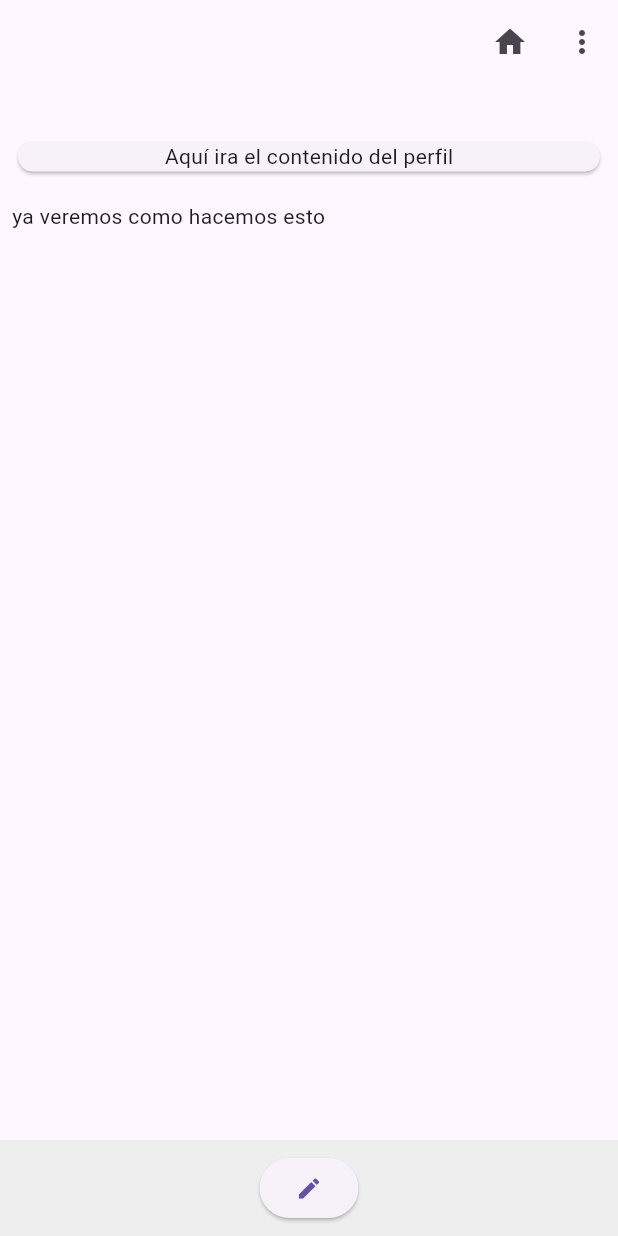
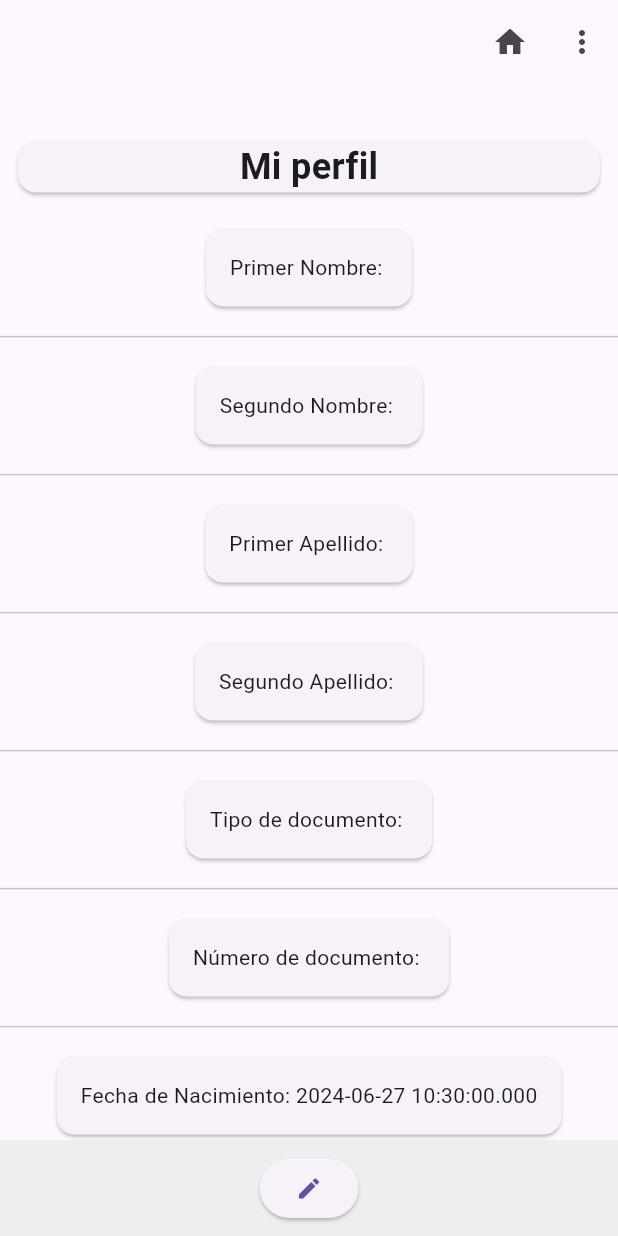
Before and after one commit to academicacoordinacion/registroAsistenciaSenaMovil, a Flutter app: the ShowPerfil screen opened directly with empty values, on a phone screen of 412 x 824 dp. Run offline on Flutter 3.47's test engine with Material 3 defaults, Android fonts, the phone set to English and light mode, and no system bars; our stand-ins replace dio, fluttertoast, shared_preferences, webview_flutter; missing offline and left inert: qr_code_scanner; accounts and stored records are empty.

Commit message:
screen de ver perfil

```diff
--- a/lib/screens/perfil/show_screens.dart
+++ b/lib/screens/perfil/show_screens.dart
@@ -27,31 +27,151 @@ class _ShowPerfilState extends State<ShowPerfil> {
 
   @override
   Widget build(BuildContext context) {
-
     return Scaffold(
       appBar: PreferredSize(
         preferredSize:
             Size.fromHeight(MediaQuery.of(context).size.height * 0.1),
         child: Header(loginResponse: widget.loginResponse),
       ),
-      body: const SingleChildScrollView(
+      body: SingleChildScrollView(
         child: Column(
           crossAxisAlignment: CrossAxisAlignment.stretch,
           children: [
             Padding(
-              padding: EdgeInsets.all(8.0),
+              padding: const EdgeInsets.all(8.0),
               child: Card(
                 child: Column(
                   crossAxisAlignment: CrossAxisAlignment.center,
+                  children: const [
+                    Text(
+                      "Mi perfil",
+                      style:
+                          TextStyle(fontSize: 24, fontWeight: FontWeight.bold),
+                    ),
+                  ],
+                ),
+              ),
+            ),
+            SizedBox(
+              child: Container(
+                child: Column(
                   children: [
-                  Text("Aquí ira el contenido del perfil")
+                    Padding(
+                      padding: const EdgeInsets.all(8.0),
+                      child: Card(
+                        child: Padding(
+                          padding: const EdgeInsets.all(16.0),
+                          child: Text(
+                              "Primer Nombre: ${widget.loginResponse.persona.primerNombre}"),
+                        ),
+                      ),
+                    ),
+                    Divider(),
+                    Padding(
+                      padding: const EdgeInsets.all(8.0),
+                      child: Card(
+                        child: Padding(
+                          padding: const EdgeInsets.all(16.0),
+                          child: Text(
+                              "Segundo Nombre: ${widget.loginResponse.persona.segundoNombre}"),
+                        ),
+                      ),
+                    ),
+                    Divider(),
+                    Padding(
+                      padding: const EdgeInsets.all(8.0),
+                      child: Card(
+                        child: Padding(
+                          padding: const EdgeInsets.all(16.0),
+                          child: Text(
+                              "Primer Apellido: ${widget.loginResponse.persona.primerApellido}"),
+                        ),
+                      ),
+                    ),
+                    Divider(),
+                    Padding(
+                      padding: const EdgeInsets.all(8.0),
+                      child: Card(
+                        child: Padding(
+                          padding: const EdgeInsets.all(16.0),
+                          child: Text(
+                              "Segundo Apellido: ${widget.loginResponse.persona.segundoApellido}"),
+                        ),
+                      ),
+                    ),
+                    Divider(),
+                    Padding(
+                      padding: const EdgeInsets.all(8.0),
+                      child: Card(
+                        child: Padding(
+                          padding: const EdgeInsets.all(16.0),
+                          child: Text(
+                              "Tipo de documento: ${widget.loginResponse.persona.tipoDocumento}"),
+                        ),
+                      ),
+                    ),
+                    Divider(),
+                    Padding(
+                      padding: const EdgeInsets.all(8.0),
+                      child: Card(
+                        child: Padding(
+                          padding: const EdgeInsets.all(16.0),
+                          child: Text(
+                              "Número de documento: ${widget.loginResponse.persona.numeroDocumento}"),
+                        ),
+                      ),
+                    ),
+                    Divider(),
+                    Padding(
+                      padding: const EdgeInsets.all(8.0),
+                      child: Card(
+                        child: Padding(
+                          padding: const EdgeInsets.all(16.0),
+                          child: Text(
+                              "Fecha de Nacimiento: ${widget.loginResponse.persona.fechaDeNacimiento}"),
+                        ),
+                      ),
+                    ),
+                    Divider(),
+                    Padding(
+                      padding: const EdgeInsets.all(8.0),
+                      child: Card(
+                        child: Padding(
+                          padding: const EdgeInsets.all(16.0),
+                          child: Text(
+                              "Genero: ${widget.loginResponse.persona.genero}"),
+                        ),
+                      ),
+                    ),
+                    Divider(),
+                    Padding(
+                      padding: const EdgeInsets.all(8.0),
+                      child: Card(
+                        child: Padding(
+                          padding: const EdgeInsets.all(16.0),
+                          child: Text(
+                              "Correo Institucional: ${widget.loginResponse.persona.email}"),
+                        ),
+                      ),
+                    ),
+                    Divider(),
                   ],
                 ),
               ),
             ),
             Padding(
-              padding: EdgeInsets.all(8.0),
-              child: const Text("ya veremos como hacemos esto"),
+              padding: const EdgeInsets.all(8.0),
+              child: Card(
+                child: Padding(
+                  padding: const EdgeInsets.all(16.0),
+                  child: Column(
+                    crossAxisAlignment: CrossAxisAlignment.start,
+                    children: const [
+                      Text("ya veremos como hacemos esto"),
+                    ],
+                  ),
+                ),
+              ),
             ),
           ],
         ),
@@ -63,19 +183,16 @@ class _ShowPerfilState extends State<ShowPerfil> {
           child: Row(
             mainAxisAlignment: MainAxisAlignment.spaceAround,
             children: [
-
               ElevatedButton(
-                onPressed: (){
+                onPressed: () {
                   // redirigir a la screen de editar perfil
                 },
                 child: const Icon(Icons.edit),
               ),
-
             ],
           ),
         ),
       ),
     );
   }
-
 }
--- a/lib/utils/constantes.dart
+++ b/lib/utils/constantes.dart
@@ -1,6 +1,6 @@
 class Constantes {
   // static const baseUrl = 'http://192.168.3.234:8000/api';
-  static const baseUrl = 'http://10.230.80.121:8000/api';
+  static const baseUrl = 'http://10.230.80.171:8000/api';
   // static const baseUrl = 'http://10.0.2.2:8000/api';//ruta para acceder al localhost
 
 }
```
